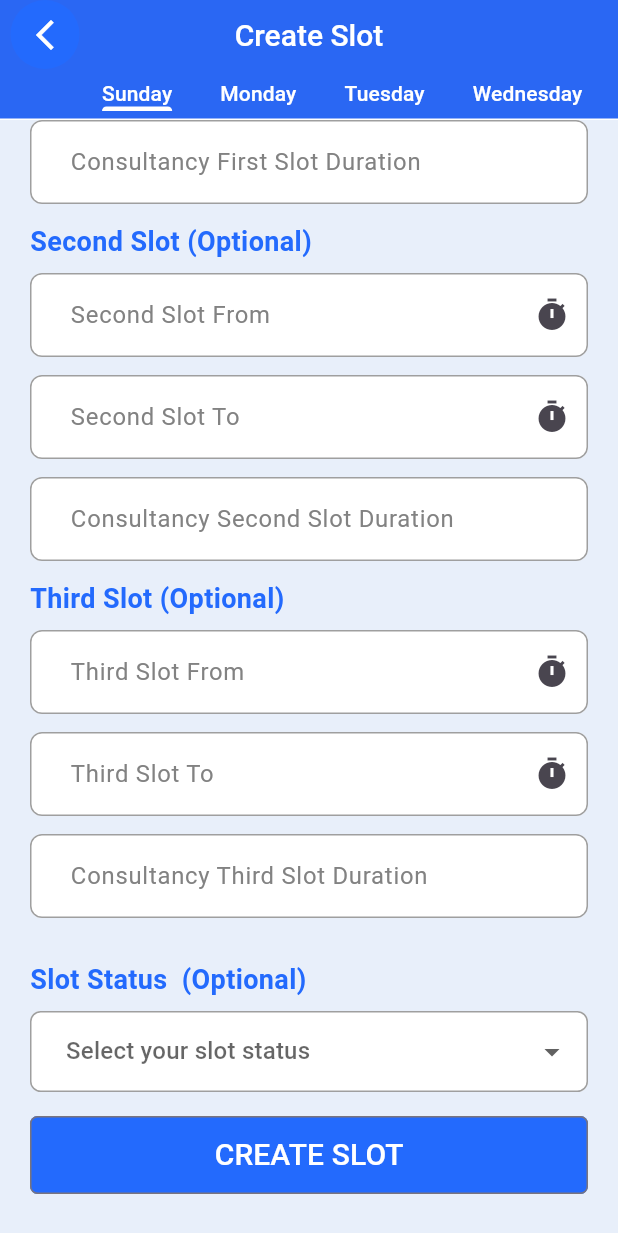
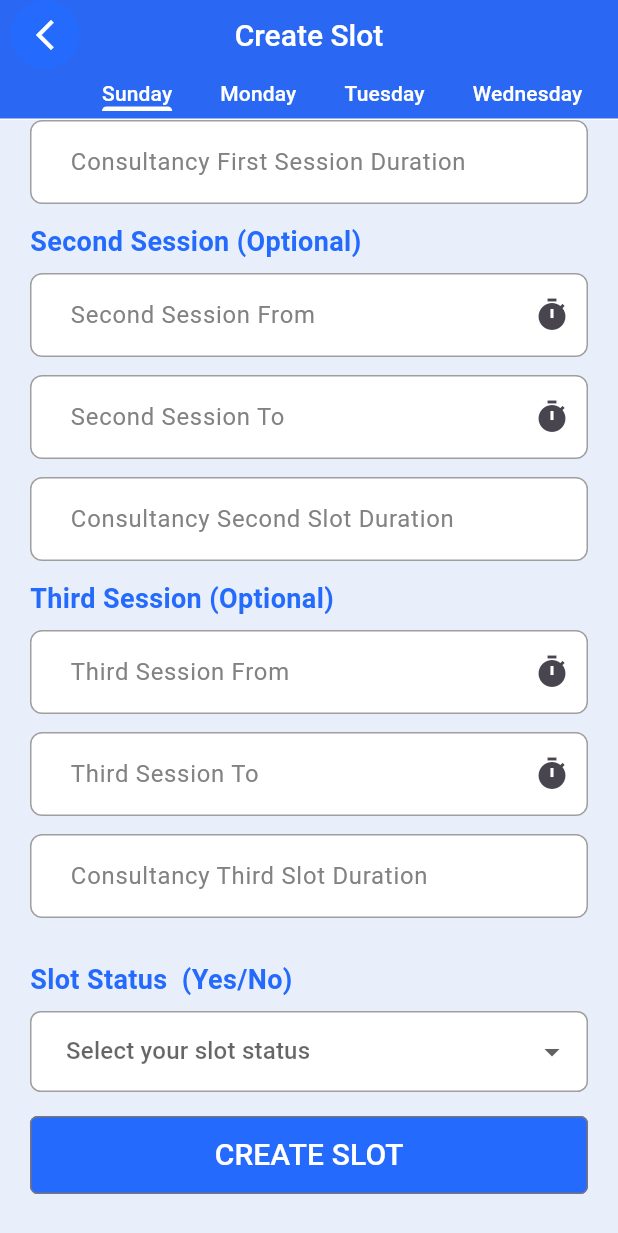
Before and after one commit to zubairbhuian/doctors_app-master, a Flutter app: the CreateSlotScreen screen opened directly, scrolled down 182 dp, on a phone screen of 412 x 824 dp. Shown: the top 1233 px of the screen. Run offline on Flutter 3.47's test engine with Material 3 defaults, Android fonts, the phone set to English and light mode, and no system bars; our stand-ins replace cached_network_image, dio, flutter_screenutil, flutter_spinkit, flutter_svg, get and 8 more; accounts and stored records are empty; network calls fail; project files that could hold a hidden picture were left out.

```diff
--- a/lib/views/splash_screen.dart
+++ b/lib/views/splash_screen.dart
@@ -1,6 +1,7 @@
 import 'dart:async';
 
 import 'package:doctors_app/services/user_service.dart';
+import 'package:doctors_app/views/auth_screen.dart';
 import 'package:doctors_app/views/entrypoint/entrypoint_view.dart';
 import 'package:doctors_app/views/welcome_screen.dart';
 import 'package:flutter/material.dart';
@@ -24,13 +25,14 @@ class _SplashScreenState extends State<SplashScreen> {
     );
     super.initState();
   }
-
   userCheck() async {
     var isUser = await userService.getBool();
     if (isUser == true) {
       Get.off(() => const EntrypointView());
     } else {
-      Get.off(() => const WelcomescreenCheck());
+      // Get.off(() => const AuthScreen());
+      Get.off(() => const EntrypointView());
+
     }
   }
 
--- a/lib/views/tab/add_slote_tab.dart
+++ b/lib/views/tab/add_slote_tab.dart
@@ -11,7 +11,7 @@ class AddSloteTab extends GetView<SlotStoreController> {
 
   @override
   Widget build(BuildContext context) {
-    final _formKey = GlobalKey<FormState>();
+    final formKey = GlobalKey<FormState>();
     var firstSlotFrom = TextEditingController();
     var firstSlotTo = TextEditingController();
     var consultancyFirstSlotDuration = TextEditingController();
@@ -53,12 +53,12 @@ class AddSloteTab extends GetView<SlotStoreController> {
             crossAxisAlignment: CrossAxisAlignment.start,
             children: [
               Form(
-                key: _formKey,
+                key: formKey,
                 child: Column(
                   crossAxisAlignment: CrossAxisAlignment.start,
                   children: [
                     const Text(
-                      "First Slot",
+                      "First Session",
                       style: TextStyle(
                           color: ConstantsColor.primaryColor,
                           fontWeight: FontWeight.bold,
@@ -67,12 +67,11 @@ class AddSloteTab extends GetView<SlotStoreController> {
                     const SizedBox(
                       height: 8,
                     ),
-
                     /// !  1
                     CustomTextField2(
                       controller: firstSlotFrom,
                       readOnly: true,
-                      hintText: "First Slot From",
+                      hintText: "First Session From",
                       suffixIcon: const Icon(Icons.timer),
                       onTap: () async {
                         TimeOfDay? selectedTime = await showTimePicker(
@@ -88,7 +87,7 @@ class AddSloteTab extends GetView<SlotStoreController> {
                       },
                       validator: (value) {
                         if (value == null || value.isEmpty) {
-                          return 'Please Enter Slot From';
+                          return 'Please Enter Session From';
                         }
                         return null;
                       },
@@ -96,7 +95,7 @@ class AddSloteTab extends GetView<SlotStoreController> {
                     CustomTextField2(
                       controller: firstSlotTo,
                       readOnly: true,
-                      hintText: "First Slot To",
+                      hintText: "First Session To",
                       suffixIcon: const Icon(Icons.timer),
                       onTap: () async {
                         TimeOfDay? selectedTime = await showTimePicker(
@@ -112,14 +111,14 @@ class AddSloteTab extends GetView<SlotStoreController> {
                       },
                       validator: (value) {
                         if (value == null || value.isEmpty) {
-                          return 'Please Enter Slot To';
+                          return 'Please Enter Session To';
                         }
                         return null;
                       },
                     ),
                     CustomTextField2(
                       controller: consultancyFirstSlotDuration,
-                      hintText: 'Consultancy First Slot Duration',
+                      hintText: 'Consultancy First Session Duration',
                       keyboardType: TextInputType.number,
                       validator: (value) {
                         if (value == null || value.isEmpty) {
@@ -131,7 +130,7 @@ class AddSloteTab extends GetView<SlotStoreController> {
 
                     /// !  2
                     const Text(
-                      "Second Slot (Optional)",
+                      "Second Session (Optional)",
                       style: TextStyle(
                           color: ConstantsColor.primaryColor,
                           fontWeight: FontWeight.bold,
@@ -143,7 +142,7 @@ class AddSloteTab extends GetView<SlotStoreController> {
                     CustomTextField2(
                       controller: secondSlotFrom,
                       readOnly: true,
-                      hintText: "Second Slot From",
+                      hintText: "Second Session From",
                       suffixIcon: const Icon(Icons.timer),
                       onTap: () async {
                         TimeOfDay? selectedTime = await showTimePicker(
@@ -161,7 +160,7 @@ class AddSloteTab extends GetView<SlotStoreController> {
                     CustomTextField2(
                       controller: secondSlotTo,
                       readOnly: true,
-                      hintText: "Second Slot To",
+                      hintText: "Second Session To",
                       suffixIcon: const Icon(Icons.timer),
                       onTap: () async {
                         TimeOfDay? selectedTime = await showTimePicker(
@@ -184,7 +183,7 @@ class AddSloteTab extends GetView<SlotStoreController> {
 
                     /// !  3
                     const Text(
-                      "Third Slot (Optional)",
+                      "Third Session (Optional)",
                       style: TextStyle(
                           color: ConstantsColor.primaryColor,
                           fontWeight: FontWeight.bold,
@@ -196,7 +195,7 @@ class AddSloteTab extends GetView<SlotStoreController> {
                     CustomTextField2(
                       controller: thirdSlotFrom,
                       readOnly: true,
-                      hintText: "Third Slot From",
+                      hintText: "Third Session From",
                       suffixIcon: const Icon(Icons.timer),
                       onTap: () async {
                         TimeOfDay? selectedTime = await showTimePicker(
@@ -214,7 +213,7 @@ class AddSloteTab extends GetView<SlotStoreController> {
                     CustomTextField2(
                       controller: thirdSlotTo,
                       readOnly: true,
-                      hintText: "Third Slot To",
+                      hintText: "Third Session To",
                       suffixIcon: const Icon(Icons.timer),
                       onTap: () async {
                         TimeOfDay? selectedTime = await showTimePicker(
@@ -239,7 +238,7 @@ class AddSloteTab extends GetView<SlotStoreController> {
                       height: 16,
                     ),
                     const Text(
-                      "Slot Status  (Optional)",
+                      "Slot Status  (Yes/No)",
                       style: TextStyle(
                           color: ConstantsColor.primaryColor,
                           fontWeight: FontWeight.bold,
@@ -267,7 +266,7 @@ class AddSloteTab extends GetView<SlotStoreController> {
                 height: 52,
                 child: OutlinedButton(
                   onPressed: () {
-                    if (_formKey.currentState!.validate()) {
+                    if (formKey.currentState!.validate()) {
                       if (data.isEmpty) {
                         // create slot
                         controller.createSlot(
--- a/pubspec.yaml
+++ b/pubspec.yaml
@@ -1,11 +1,11 @@
 name: doctors_app
 description: A new Flutter project.
 
-publish_to: 'none' # Remove this line if you wish to publish to pub.dev
+publish_to: "none" # Remove this line if you wish to publish to pub.dev
 version: 1.0.0+1
 
 environment:
-  sdk: '>=3.1.0 <4.0.0'
+  sdk: ">=3.1.0 <4.0.0"
 dependencies:
   flutter:
     sdk: flutter
@@ -40,3 +40,4 @@ flutter:
     - assets/welcome_screen/
     - assets/home_screen/
     - assets/icons/
+    - assets/images/
```
Also changed, not shown: lib/views/dashboard_screen.dart (+36 -20 lines), assets/images/banner.png (added), assets/images/default_user.png (added).
